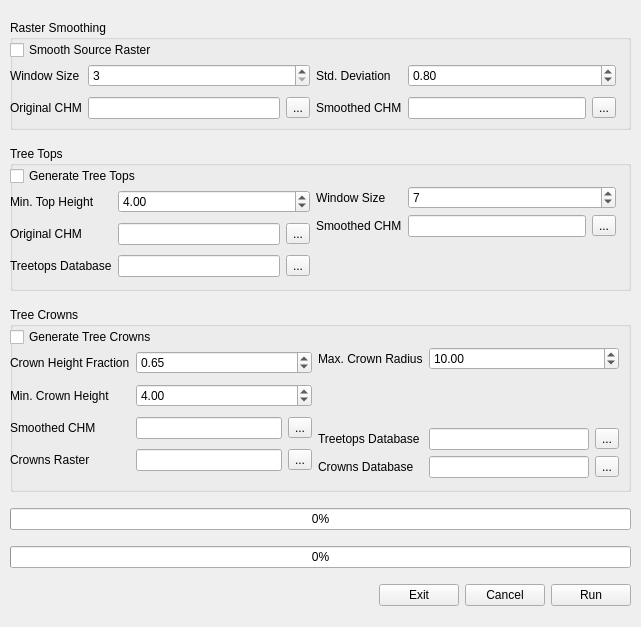
Old version of the form src/apps/treetops.ui in the repository zxgdll/geotools.
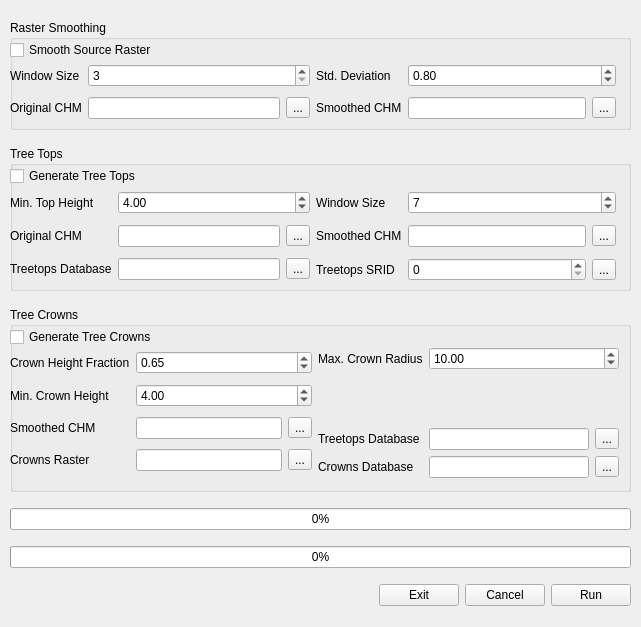
New version of the form.

Commit message: Treetops working with GUI. Needs some love in the crowns section. Needs vectorization algo.

```diff
--- a/src/apps/treetops.ui
+++ b/src/apps/treetops.ui
@@ -176,7 +176,7 @@
          <x>0</x>
          <y>40</y>
          <width>606</width>
-         <height>97</height>
+         <height>101</height>
         </rect>
        </property>
        <layout class="QHBoxLayout" name="horizontalLayout_8" stretch="1,1">
@@ -271,18 +271,26 @@
             </property>
            </widget>
           </item>
+          <item row="2" column="0">
+           <widget class="QLabel" name="label_17">
+            <property name="text">
+             <string>Treetops SRID</string>
+            </property>
+           </widget>
+          </item>
           <item row="2" column="1">
-           <spacer name="verticalSpacer_2">
-            <property name="orientation">
-             <enum>Qt::Vertical</enum>
+           <widget class="QSpinBox" name="spnTopsTreetopsSRID">
+            <property name="maximum">
+             <number>999999</number>
             </property>
-            <property name="sizeHint" stdset="0">
-             <size>
-              <width>20</width>
-              <height>40</height>
-             </size>
+           </widget>
+          </item>
+          <item row="2" column="2">
+           <widget class="QToolButton" name="btnTopsTreetopsSRID">
+            <property name="text">
+             <string>...</string>
             </property>
-           </spacer>
+           </widget>
           </item>
          </layout>
         </item>
```
The commit also changes 11 other files.
